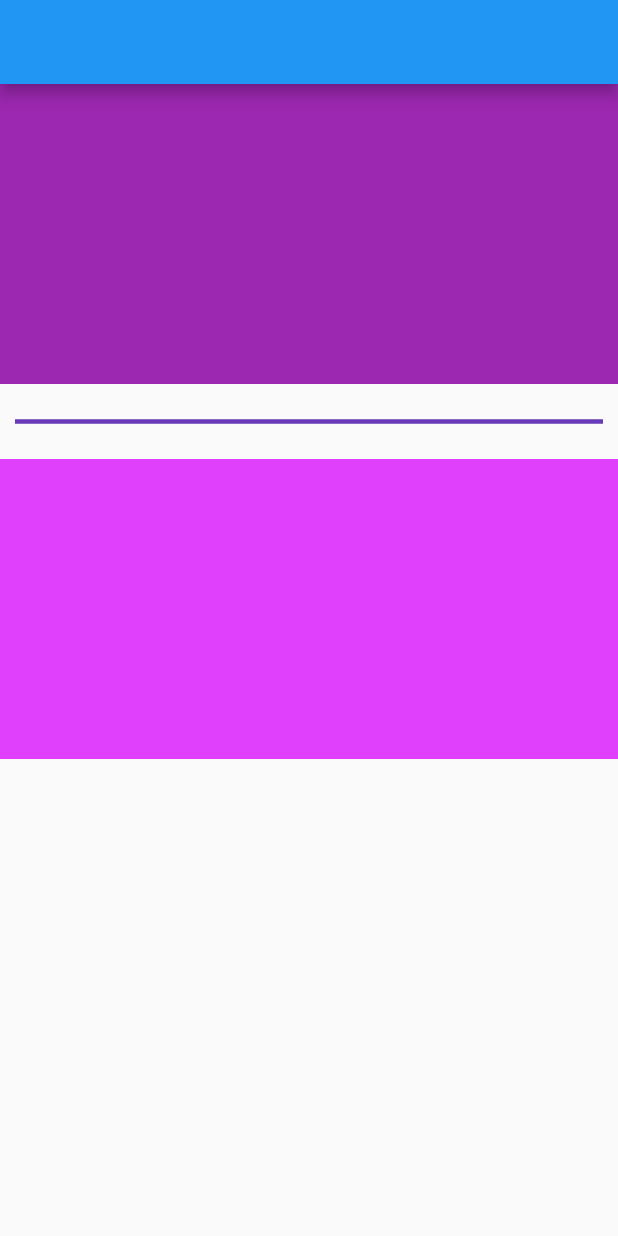
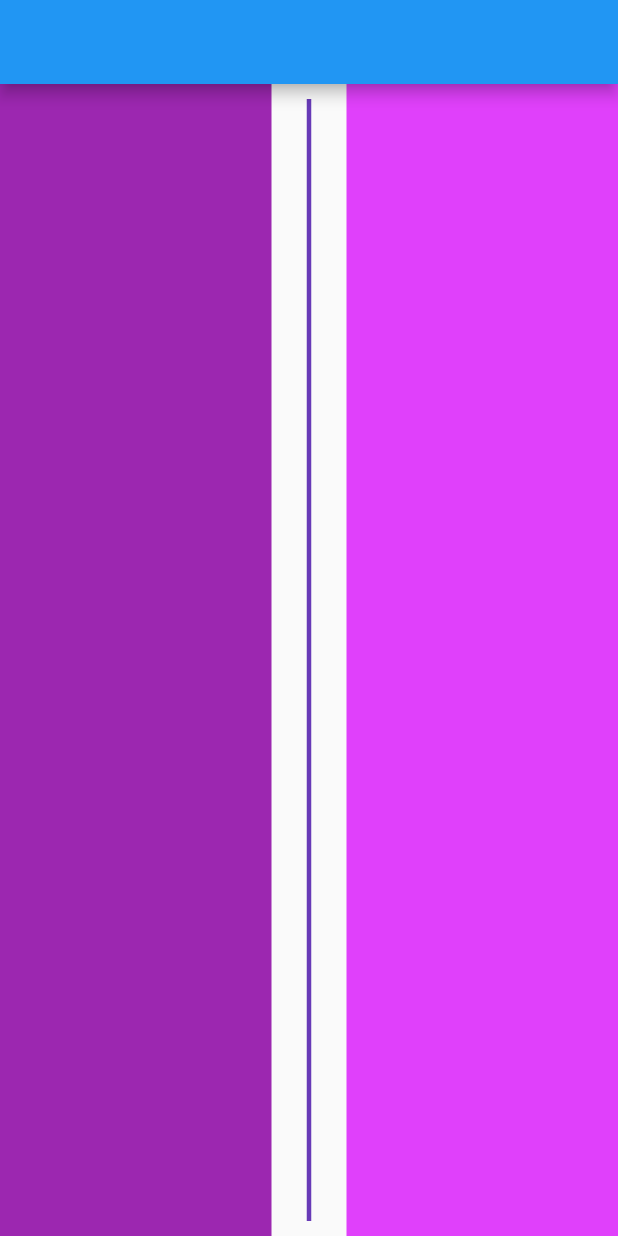
Before and after one commit to jadhavdurgesh/Flutter-widgets, a Flutter app: the screen it shows after launch, on a phone screen of 412 x 824 dp. Run offline on Flutter 3.47's test engine with Material 2 defaults, Android fonts, the phone set to English and light mode, and no system bars.

Commit message:
vertical divider widget done

```diff
--- a/lib/main.dart
+++ b/lib/main.dart
@@ -9,8 +9,10 @@
 // import 'package:all_about_widgets/widgets/Clipper%20Widget/clipoval_widget.dart';
 // import 'package:all_about_widgets/widgets/buttonbar_widget.dart';
 // import 'package:all_about_widgets/widgets/drawer_widget.dart';
-import 'package:all_about_widgets/widgets/divider_widget.dart';
+// import 'package:all_about_widgets/widgets/divider_widget.dart';
 import 'package:flutter/material.dart';
+
+import 'widgets/verticaldivider_widget.dart';
 
 // import 'widgets/inkwell_widget.dart';
 
@@ -45,7 +47,7 @@ class MyApp extends StatelessWidget {
         // is not restarted.
         primarySwatch: Colors.blue,
       ),
-      home: const DividerWidget(),
+      home: const VerticalDividerWidget(),
     );
   }
 }
--- /dev/null
+++ b/lib/widgets/verticaldivider_widget.dart
@@ -0,0 +1,40 @@
+import 'package:flutter/material.dart';
+
+class VerticalDividerWidget extends StatefulWidget {
+  const VerticalDividerWidget({super.key});
+
+  @override
+  State<VerticalDividerWidget> createState() => _VerticalDividerWidgetState();
+}
+
+class _VerticalDividerWidgetState extends State<VerticalDividerWidget> {
+  @override
+  Widget build(BuildContext context) {
+    return Scaffold(
+      appBar: AppBar(),
+      body: Row(
+        children: [
+          Expanded(
+            child: Container(
+              width: 200,
+              color: Colors.purple,
+            ),
+          ),
+          const VerticalDivider(
+            thickness: 3,
+            color: Colors.deepPurple,
+            width: 50,
+            indent: 10.0,
+            endIndent: 10.0,
+          ),
+          Expanded(
+            child: Container(
+              width: 200,
+              color: Colors.purpleAccent,
+            ),
+          )
+        ],
+      ),
+    );
+  }
+}
```
